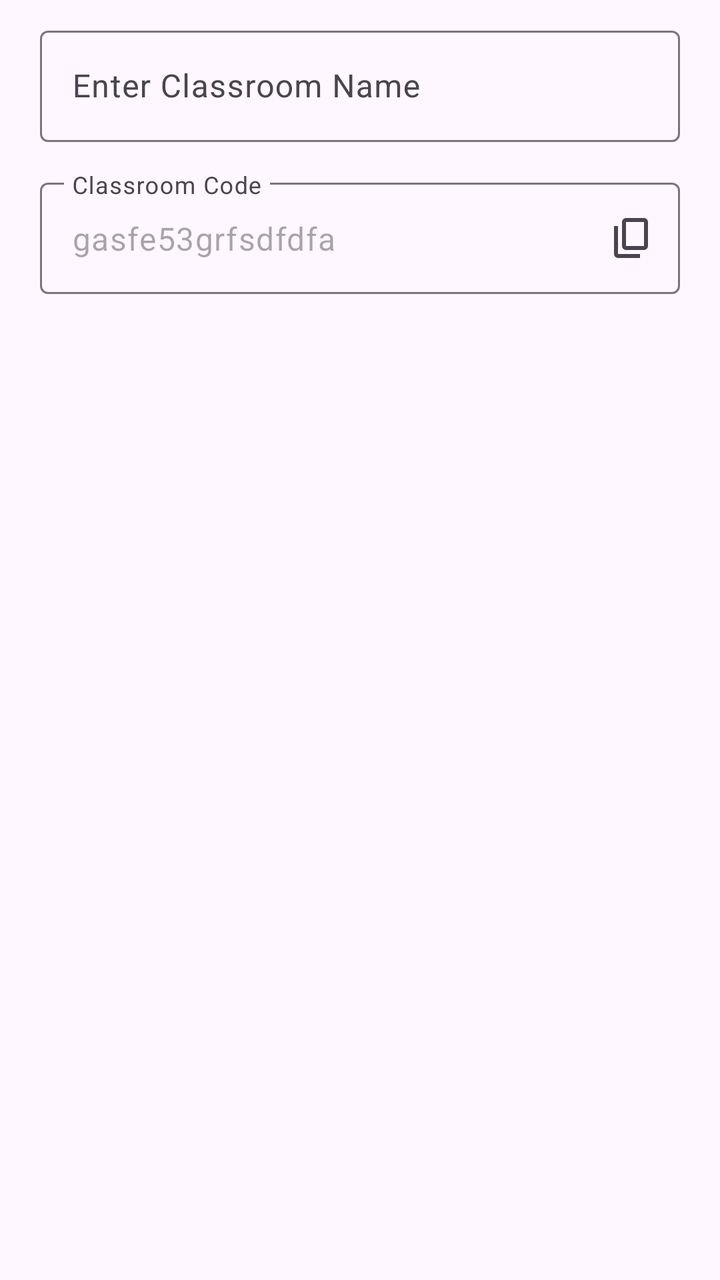
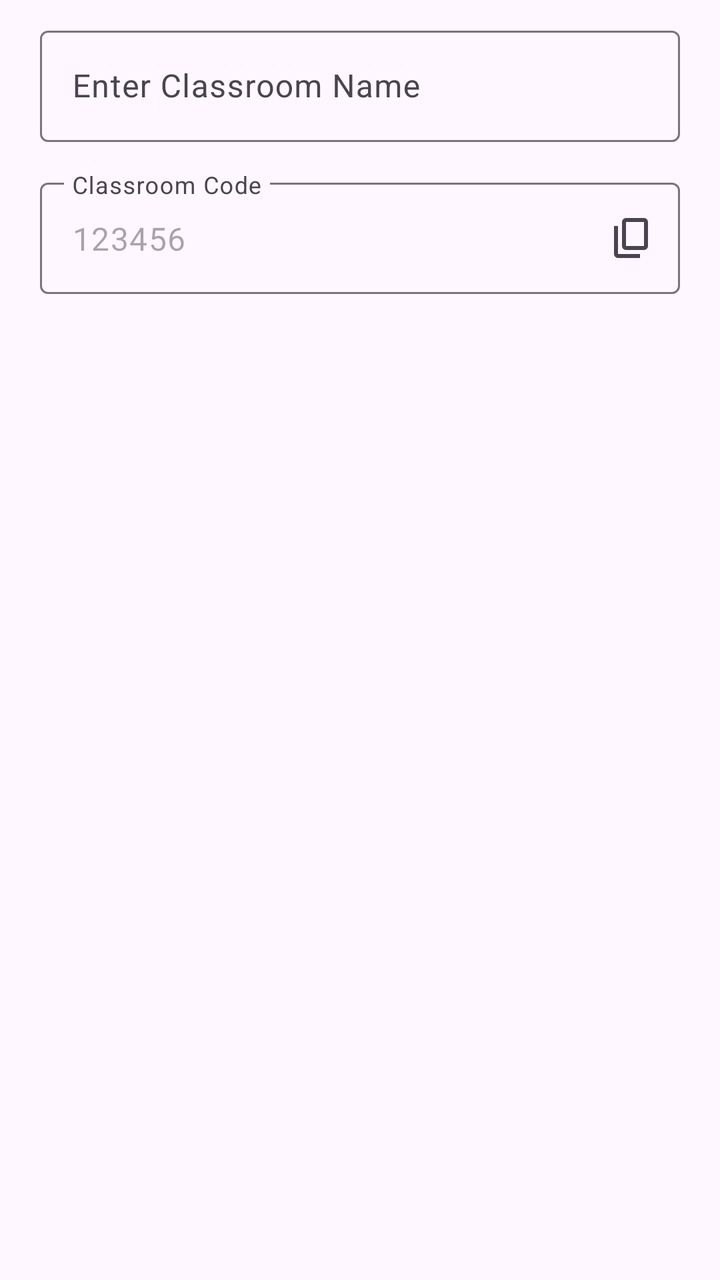

Two renders of the same Android screen: before a commit and after it. Below are the layout's source before the change and the commit's diff.
<!-- AndroidManifest.xml: application theme Theme.TeacherApp -->
<!-- res/layout/dialog_create_classroom.xml -->
<?xml version="1.0" encoding="utf-8"?>
<LinearLayout xmlns:android="http://schemas.android.com/apk/res/android"
    android:layout_width="match_parent"
    android:layout_height="wrap_content"
    xmlns:app="http://schemas.android.com/apk/res-auto"
    android:orientation="vertical"
    android:paddingTop="10dp"
    android:paddingHorizontal="20dp">

    <com.google.android.material.textfield.TextInputLayout
        android:layout_width="match_parent"
        android:layout_height="wrap_content">

        <com.google.android.material.textfield.TextInputEditText
            android:id="@+id/et_class_name"
            android:hint="Enter Classroom Name"
            android:inputType="textPersonName"
            android:layout_width="match_parent"
            android:layout_height="wrap_content"/>

    </com.google.android.material.textfield.TextInputLayout>

    <com.google.android.material.textfield.TextInputLayout
        android:id="@+id/til_class_code"
        android:layout_width="match_parent"
        android:layout_height="wrap_content"
        android:layout_marginTop="15dp"
        app:endIconMode="custom"
        app:endIconDrawable="@drawable/ic_copy">

        <com.google.android.material.textfield.TextInputEditText
            android:id="@+id/et_class_code"
            android:hint="Classroom Code"
            android:layout_width="match_parent"
            android:layout_height="wrap_content"
            android:enabled="false"
            android:text="gasfe53grfsdfdfa" />

    </com.google.android.material.textfield.TextInputLayout>



</LinearLayout>
<!-- resources referenced by this layout -->
<resources>
  <!-- drawable ic_copy (drawable) -->
  <vector xmlns:android="http://schemas.android.com/apk/res/android"
      android:width="24dp"
      android:height="24dp"
      android:viewportWidth="960"
      android:viewportHeight="960"
      android:tint="?attr/colorControlNormal"
      android:autoMirrored="true">
    <path
        android:fillColor="@android:color/white"
        android:pathData="M360,720Q327,720 303.5,696.5Q280,673 280,640L280,160Q280,127 303.5,103.5Q327,80 360,80L720,80Q753,80 776.5,103.5Q800,127 800,160L800,640Q800,673 776.5,696.5Q753,720 720,720L360,720ZM360,640L720,640Q720,640 720,640Q720,640 720,640L720,160Q720,160 720,160Q720,160 720,160L360,160Q360,160 360,160Q360,160 360,160L360,640Q360,640 360,640Q360,640 360,640ZM200,880Q167,880 143.5,856.5Q120,833 120,800L120,240L200,240L200,800Q200,800 200,800Q200,800 200,800L640,800L640,880L200,880ZM360,640Q360,640 360,640Q360,640 360,640L360,160Q360,160 360,160Q360,160 360,160L360,160Q360,160 360,160Q360,160 360,160L360,640Q360,640 360,640Q360,640 360,640Z"/>
  </vector>
  <style name="Theme.TeacherApp" parent="Base.Theme.TeacherApp" />
  <style name="Base.Theme.TeacherApp" parent="Theme.Material3.DayNight.NoActionBar">
          
          
      </style>
</resources>

<!-- the commit's change to res/layout/dialog_create_classroom.xml (unified diff, before → after) -->
@@ -34,7 +34,7 @@
             android:layout_width="match_parent"
             android:layout_height="wrap_content"
             android:enabled="false"
-            android:text="gasfe53grfsdfdfa" />
+            android:text="123456" />
 
     </com.google.android.material.textfield.TextInputLayout>
 
